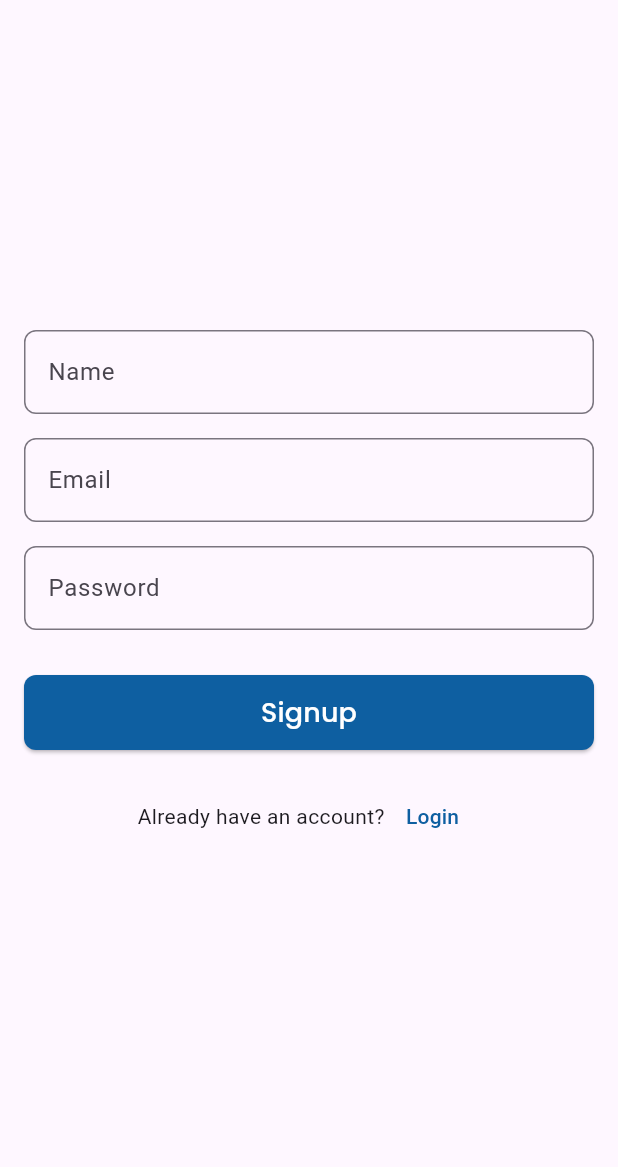
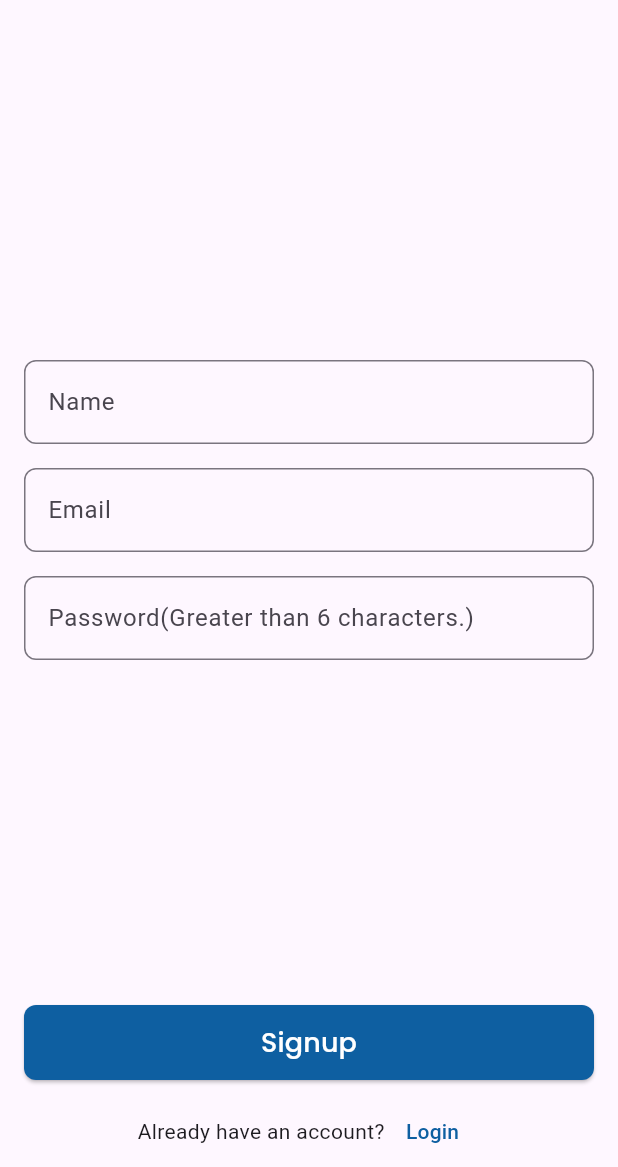
Before and after one commit to dev-6768/my-news-app, a Flutter app: the screen it shows after launch, after a tap on "Signup", on a phone screen of 412 x 824 dp, the part 69-1236 px from its top. Run offline on Flutter 3.47's test engine with Material 3 defaults, Android fonts, the phone set to English and light mode, and no system bars; drawn by our look-alikes of flutter_form_builder; our stand-ins replace cached_network_image, cloud_firestore, dio, firebase_auth, firebase_core, flash and 5 more; missing offline and left inert: platform_info, talker_dio_logger; accounts and stored records are empty; network calls fail.

Commit message:
Added Signup and Login Functionality

```diff
--- /dev/null
+++ b/lib/featured/signup/controller/signup_loading_controller.dart
@@ -0,0 +1,46 @@
+import 'package:flutter/material.dart';
+import 'package:flutter_form_builder/flutter_form_builder.dart';
+import 'package:flutter_riverpod/flutter_riverpod.dart';
+import 'package:my_news_app/featured/login/view/login_page.dart';
+import 'package:my_news_app/featured/signup/controller/signup_controller.dart';
+import 'package:my_news_app/shared/api_client/dio_client_provider.dart';
+
+class SignupLoadingNotifier extends StateNotifier<bool> {
+  SignupLoadingNotifier() : super(false); // Initial state is not loading
+
+  // Method to simulate an async operation
+  Future<void> loadData(GlobalKey<FormBuilderState> formKey, BuildContext context) async {
+    state = true;  // Start loading
+    if (formKey.currentState?.saveAndValidate() ?? false) {
+      if(context.mounted) {
+        var formData = formKey.currentState?.value;
+
+        await SignupController.handleSignUp(
+          context,
+          formData!['name'],
+          formData['email'],
+          formData['password'],
+        );
+
+        if(context.mounted) {
+          Navigator.push(
+            context,
+            MaterialPageRoute(builder: (context) => const LoginPage())
+          );
+        }
+      }
+
+    }
+
+    else {
+      talker.debug("Validation failed");
+    }
+
+    state = false; // Stop loading
+  }
+}
+
+// Step 2: Create a StateNotifierProvider for the LoadingNotifier
+final signupLoadingProvider = StateNotifierProvider<SignupLoadingNotifier, bool>((ref) {
+  return SignupLoadingNotifier();
+});
--- a/lib/featured/signup/view/signup_page.dart
+++ b/lib/featured/signup/view/signup_page.dart
@@ -1,17 +1,26 @@
 import 'package:flutter/material.dart';
 import 'package:flutter_form_builder/flutter_form_builder.dart';
+import 'package:flutter_riverpod/flutter_riverpod.dart';
 import 'package:form_builder_validators/form_builder_validators.dart';
 import 'package:google_fonts/google_fonts.dart';
 import 'package:my_news_app/const/app_colors.dart';
 import 'package:my_news_app/featured/login/view/login_page.dart';
-import 'package:my_news_app/shared/api_client/dio_client_provider.dart';
+import 'package:my_news_app/featured/signup/controller/signup_loading_controller.dart';
 
-class SignUpPage extends StatelessWidget {
-  SignUpPage({super.key});
+
+class SignUpPage extends ConsumerStatefulWidget {
+  const SignUpPage({super.key});
+
+  @override
+  ConsumerState<ConsumerStatefulWidget> createState() => _SignUpPageState();
+}
+
+class _SignUpPageState extends ConsumerState<SignUpPage> {
   final GlobalKey<FormBuilderState> _formKey = GlobalKey<FormBuilderState>();
 
   @override
   Widget build(BuildContext context) {
+    final isLoading = ref.watch(signupLoadingProvider);
     return Scaffold(
       appBar: AppBar(
         title: Text(
@@ -26,10 +35,14 @@ class SignUpPage extends StatelessWidget {
 
       body: Padding(
         padding: const EdgeInsets.symmetric(horizontal: 16.0),
-        child: Center(
-          child: SingleChildScrollView(
+        child: Column(
+          mainAxisAlignment: MainAxisAlignment.spaceBetween,
+          children: [
+            const SizedBox(height: 0),
+            Center(
               child: Column(
                 mainAxisAlignment: MainAxisAlignment.center,
+                crossAxisAlignment: CrossAxisAlignment.center,
                   children: [
                     FormBuilder(
                       key: _formKey,
@@ -66,7 +79,7 @@ class SignUpPage extends StatelessWidget {
                             name: 'password',
                             obscureText: true,
                             decoration: InputDecoration(
-                          labelText: 'Password',
+                              labelText: 'Password(Greater than 6 characters.)',
                               border: OutlineInputBorder(
                                 borderRadius: BorderRadius.circular(8.0),
                               ),
@@ -76,22 +89,36 @@ class SignUpPage extends StatelessWidget {
                               FormBuilderValidators.minLength(6),
                             ]),
                           ),
-                      const SizedBox(height: 30),
+                        ],
+                      ),
+                    ),
+                  ],
+                ),
+            ),
+
+            Column(
+              children: [
                 SizedBox(
                   width: double.infinity,
                   height: 50,
-                        child: ElevatedButton(
+                  child: isLoading
+                  ? ElevatedButton(
                     onPressed: () {
-                            if (_formKey.currentState?.saveAndValidate() ??
-                                false) {
-                                Navigator.push(
-                                  context,
-                                  MaterialPageRoute(builder: (context) => LoginPage())
-                                );
-                              talker.debug(_formKey.currentState?.value);
-                            } else {
-                              talker.debug("Validation failed");
-                            }
+
+                    },
+
+                    style: ElevatedButton.styleFrom(
+                      backgroundColor: AppColors.appBarBackgroundColor,
+                      shape: RoundedRectangleBorder(
+                        borderRadius: BorderRadius.circular(8.0),
+                      ),
+                    ),
+
+                    child: const CircularProgressIndicator(color: AppColors.kWhite),
+                  )
+                  : ElevatedButton(
+                    onPressed: () async {
+                      ref.watch(signupLoadingProvider.notifier).loadData(_formKey, context);
                     },
 
                     style: ElevatedButton.styleFrom(
@@ -112,7 +139,7 @@ class SignUpPage extends StatelessWidget {
                   ),
                 ),
 
-                      const SizedBox(height: 20),
+                const SizedBox(height: 10),
 
                 Row(
                   mainAxisAlignment: MainAxisAlignment.center,
@@ -122,7 +149,7 @@ class SignUpPage extends StatelessWidget {
                       onPressed: () {
                         Navigator.push(
                           context,
-                                MaterialPageRoute(builder: (context) => LoginPage())
+                          MaterialPageRoute(builder: (context) => const LoginPage())
                         );
                       },
                       child: const Text(
@@ -134,10 +161,7 @@ class SignUpPage extends StatelessWidget {
                 )
               ],
             ),
-                ),
           ],
-            ),
-          ),
         ),
       ),
     );
--- a/lib/main.dart
+++ b/lib/main.dart
@@ -1,12 +1,14 @@
-import 'package:flash/flash_helper.dart';
 import 'package:flutter/material.dart';
 import 'package:flutter_riverpod/flutter_riverpod.dart';
-import 'package:my_news_app/const/app_colors.dart';
-import 'package:my_news_app/core/router/router_pod.dart';
 import 'package:my_news_app/featured/signup/view/signup_page.dart';
-import 'package:my_news_app/shared/widget/no_internet_widget.dart';
+import 'package:firebase_core/firebase_core.dart';
+import 'firebase_options.dart';
 
-void main() {
+void main() async {
+  WidgetsFlutterBinding.ensureInitialized();
+  await Firebase.initializeApp(
+    options: DefaultFirebaseOptions.currentPlatform,
+  );
   runApp(const ProviderScope(child: MyApp()));
 }
 
@@ -27,7 +29,7 @@ class _MyAppState extends ConsumerState<MyApp> {
         colorScheme: ColorScheme.fromSeed(seedColor: Colors.deepPurple),
         useMaterial3: true,
       ),
-      home: Scaffold(
+      home: const Scaffold(
         body: SafeArea(
           child: SignUpPage(),
         ),
--- a/lib/shared/widget/no_internet_widget.dart
+++ b/lib/shared/widget/no_internet_widget.dart
@@ -21,10 +21,10 @@ extension NoInternet on Widget {
 
 class ConnectionMonitor extends StatelessWidget {
   const ConnectionMonitor({
-    Key? key,
+    super.key,
     required this.child,
     this.noInternetWidget,
-  }) : super(key: key);
+  });
   final Widget child;
   final Widget? noInternetWidget;
   @override
--- a/pubspec.yaml
+++ b/pubspec.yaml
@@ -45,6 +45,9 @@ dependencies:
   # The following adds the Cupertino Icons font to your application.
   # Use with the CupertinoIcons class for iOS style icons.
   cupertino_icons: ^1.0.8
+  firebase_core: ^3.5.0
+  firebase_auth: ^5.3.0
+  cloud_firestore: ^5.4.2
 
 dev_dependencies:
   flutter_test:
```
Also changed, not shown: lib/featured/login/controller/login_controller.dart (added, +45 -0 lines), lib/featured/login/controller/login_loading_controller.dart (added, +42 -0 lines), lib/featured/login/view/login_page.dart (+48 -23 lines), lib/featured/signup/controller/signup_controller.dart (added, +43 -0 lines), firebase.json (added), lib/firebase_options.dart (added), pubspec.lock, 6 other files. Lines whose indentation alone changed are shown as unchanged.
